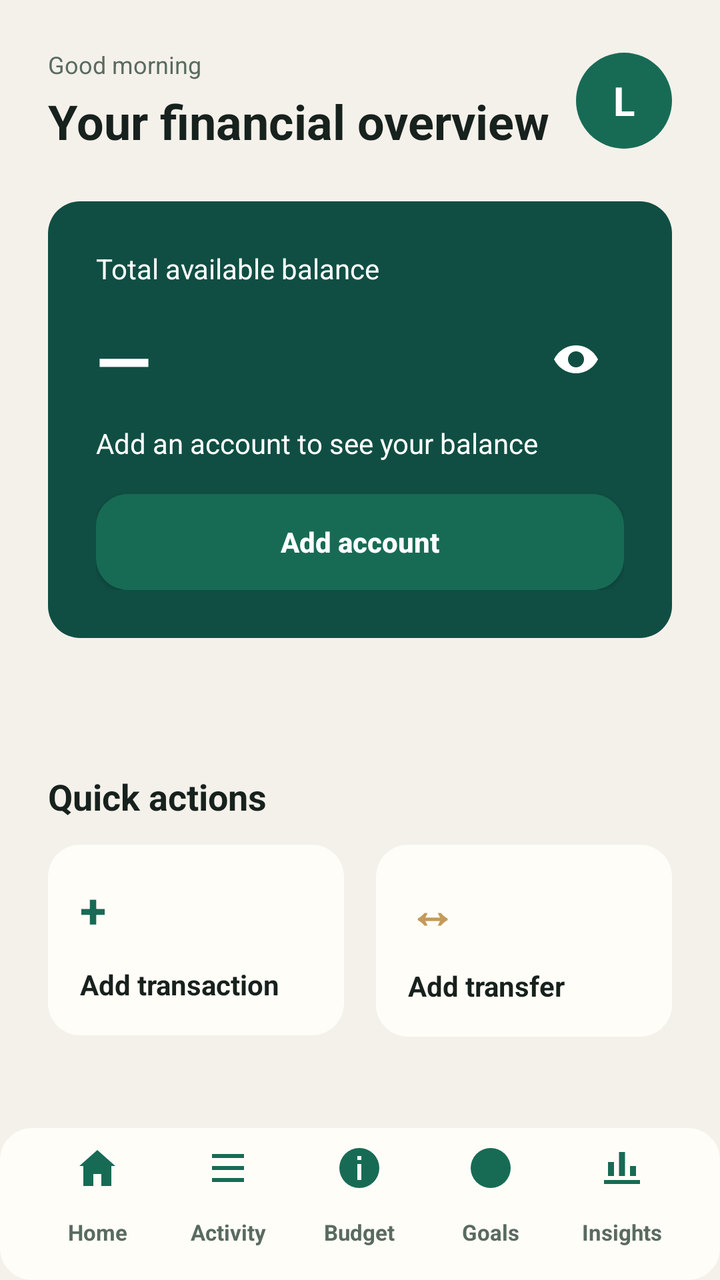
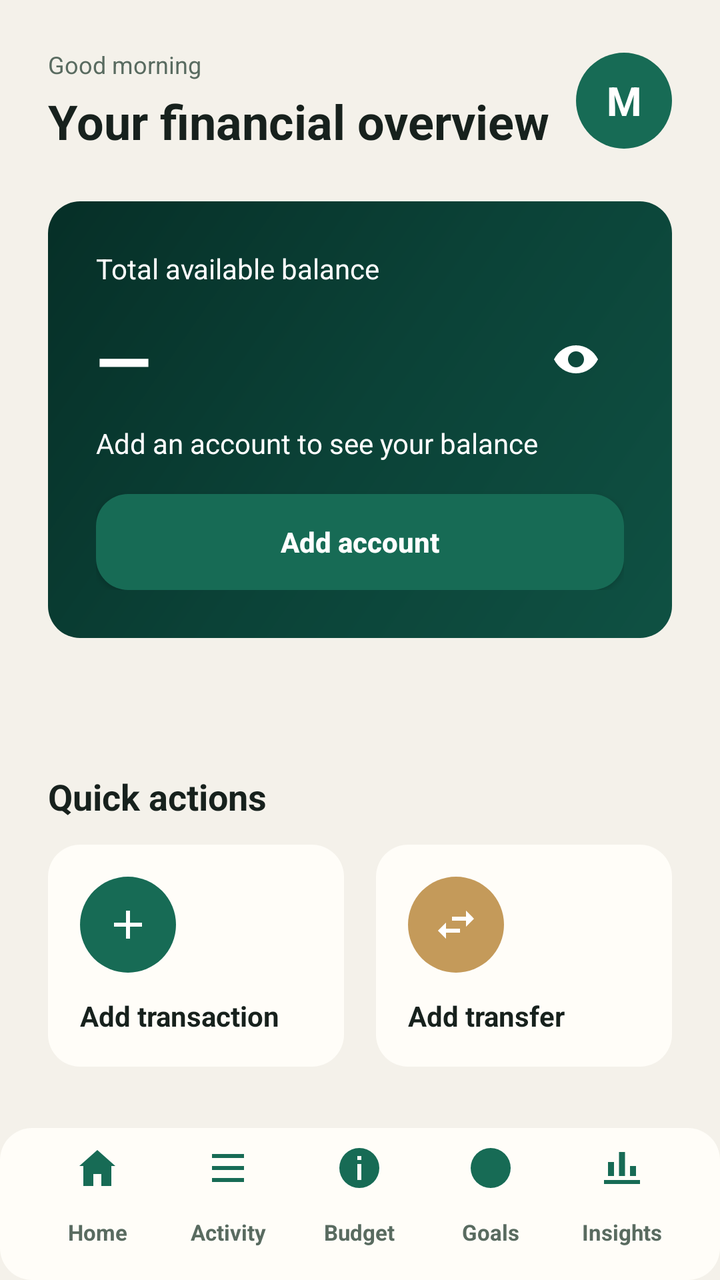

An Android layout rendered at two revisions. The XML below is the earlier revision; the diff shows what the commit changed to produce the second picture.
<!-- AndroidManifest.xml: application theme Theme.App -->
<!-- res/layout/activity_main.xml -->
<?xml version="1.0" encoding="utf-8"?>
<LinearLayout xmlns:android="http://schemas.android.com/apk/res/android" android:id="@+id/main_root" android:layout_width="match_parent" android:layout_height="match_parent" android:background="@color/lumen_background" android:fitsSystemWindows="true" android:orientation="vertical">
    <ScrollView android:layout_width="match_parent" android:layout_height="0dp" android:layout_weight="1" android:fillViewport="false" android:clipToPadding="false" android:scrollbars="none">
      <LinearLayout android:layout_width="match_parent" android:layout_height="wrap_content" android:orientation="vertical" android:gravity="center_horizontal" android:paddingBottom="@dimen/space_24">
       <LinearLayout android:layout_width="match_parent" android:layout_height="wrap_content" android:orientation="vertical">
    <LinearLayout android:layout_width="match_parent" android:layout_height="wrap_content" android:orientation="horizontal" android:gravity="center_vertical" android:paddingStart="@dimen/screen_h_padding" android:paddingEnd="@dimen/screen_h_padding" android:paddingTop="@dimen/space_24">
        <LinearLayout android:layout_width="0dp" android:layout_height="wrap_content" android:layout_weight="1" android:orientation="vertical">
            <TextView android:layout_width="wrap_content" android:layout_height="wrap_content" android:text="@string/greeting" android:textColor="@color/lumen_muted" android:textSize="@dimen/text_12" />
            <TextView android:id="@+id/greeting_title" android:layout_width="wrap_content" android:layout_height="wrap_content" android:layout_marginTop="@dimen/space_4" android:text="@string/overview" android:textColor="@color/lumen_ink" android:textSize="@dimen/text_24" android:textStyle="bold" />
        </LinearLayout>
        <TextView android:id="@+id/avatar" android:layout_width="48dp" android:layout_height="48dp" android:background="@drawable/avatar_background" android:contentDescription="@string/profile_title" android:gravity="center" android:text="L" android:textColor="@color/on_primary" android:textSize="@dimen/text_20" android:textStyle="bold" />
    </LinearLayout>
    <LinearLayout android:layout_width="match_parent" android:layout_height="wrap_content" android:layout_marginTop="@dimen/space_24" android:background="@drawable/balance_card_background" android:elevation="0dp" android:orientation="vertical" android:padding="@dimen/space_24" android:layout_marginStart="@dimen/screen_h_padding" android:layout_marginEnd="@dimen/screen_h_padding">
        <TextView android:layout_width="wrap_content" android:layout_height="wrap_content" android:text="@string/total_balance" android:textAllCaps="false" android:textColor="@color/on_balance" android:textSize="@dimen/text_14" />
        <LinearLayout android:layout_width="match_parent" android:layout_height="wrap_content" android:layout_marginTop="@dimen/space_12" android:gravity="center_vertical" android:orientation="horizontal">
            <TextView android:id="@+id/balance" android:layout_width="0dp" android:layout_height="wrap_content" android:layout_weight="1" android:text="—" android:textColor="@color/on_balance" android:textSize="@dimen/text_36" android:textStyle="bold" />
            <ImageButton android:id="@+id/toggle_balance" android:layout_width="48dp" android:layout_height="48dp" android:background="?android:attr/selectableItemBackgroundBorderless" android:contentDescription="@string/hide_balance" android:src="@drawable/ic_visibility" />
        </LinearLayout>
        <TextView android:id="@+id/balance_summary" android:layout_width="wrap_content" android:layout_height="wrap_content" android:layout_marginTop="@dimen/space_8" android:text="@string/empty_balance" android:textColor="@color/on_balance" android:textSize="@dimen/text_14" />
        <Button android:id="@+id/add_account_button" android:layout_width="match_parent" android:layout_height="@dimen/touch_target" android:layout_marginTop="@dimen/space_16" android:background="@drawable/primary_button_ripple" android:text="@string/add_account" android:textAllCaps="false" android:textColor="@color/on_primary" android:textSize="@dimen/text_14" android:textStyle="bold" />
    </LinearLayout>
    <TextView android:id="@+id/monthly_summary" android:layout_width="match_parent" android:layout_height="wrap_content" android:layout_marginStart="@dimen/screen_h_padding" android:layout_marginEnd="@dimen/screen_h_padding" android:layout_marginTop="@dimen/space_24" android:textColor="@color/lumen_ink" android:textSize="@dimen/text_14" />
    <LinearLayout android:layout_width="match_parent" android:layout_height="wrap_content" android:orientation="vertical" android:paddingStart="@dimen/screen_h_padding" android:paddingEnd="@dimen/screen_h_padding" android:layout_marginTop="@dimen/space_24">
            <LinearLayout android:layout_width="match_parent" android:layout_height="wrap_content" android:orientation="vertical">
                <TextView android:layout_width="wrap_content" android:layout_height="wrap_content" android:text="@string/quick_actions" android:textColor="@color/lumen_ink" android:textSize="@dimen/text_18" android:textStyle="bold" />
                <LinearLayout android:layout_width="match_parent" android:layout_height="wrap_content" android:layout_marginTop="@dimen/space_12" android:orientation="horizontal">
                    <LinearLayout android:id="@+id/add_transaction_button" android:layout_width="0dp" android:layout_height="wrap_content" android:layout_weight="1" android:layout_marginEnd="@dimen/space_8" android:background="@drawable/action_tile_ripple" android:elevation="0dp" android:orientation="vertical" android:padding="@dimen/space_16">
                        <TextView android:layout_width="wrap_content" android:layout_height="wrap_content" android:text="+" android:textColor="@color/lumen_accent" android:textSize="@dimen/text_24" android:textStyle="bold" />
                        <TextView android:layout_width="wrap_content" android:layout_height="wrap_content" android:layout_marginTop="@dimen/space_12" android:text="@string/add_transaction" android:textColor="@color/lumen_ink" android:textSize="@dimen/text_14" android:textStyle="bold" />
                    </LinearLayout>
                    <LinearLayout android:id="@+id/add_transfer_button" android:layout_width="0dp" android:layout_height="wrap_content" android:layout_weight="1" android:layout_marginStart="@dimen/space_8" android:background="@drawable/action_tile_ripple" android:elevation="0dp" android:orientation="vertical" android:padding="@dimen/space_16">
                        <TextView android:layout_width="wrap_content" android:layout_height="wrap_content" android:text="↔" android:textColor="@color/lumen_highlight" android:textSize="@dimen/text_24" android:textStyle="bold" />
                        <TextView android:layout_width="wrap_content" android:layout_height="wrap_content" android:layout_marginTop="@dimen/space_12" android:text="@string/add_transfer" android:textColor="@color/lumen_ink" android:textSize="@dimen/text_14" android:textStyle="bold" />
                    </LinearLayout>
                </LinearLayout>
                <LinearLayout android:layout_width="match_parent" android:layout_height="wrap_content" android:layout_marginTop="@dimen/space_32" android:orientation="horizontal" android:gravity="center_vertical">
                    <TextView android:layout_width="0dp" android:layout_height="wrap_content" android:layout_weight="1" android:text="@string/recent_activity" android:textColor="@color/lumen_ink" android:textSize="@dimen/text_18" android:textStyle="bold" />
                    <Button android:id="@+id/view_activity_button" android:layout_width="wrap_content" android:layout_height="@dimen/touch_target" android:background="@android:color/transparent" android:text="@string/see_all" android:textAllCaps="false" android:textColor="@color/lumen_accent" android:textSize="@dimen/text_14" android:textStyle="bold" />
                </LinearLayout>
                <TextView android:id="@+id/recent_empty" android:layout_width="match_parent" android:layout_height="wrap_content" android:layout_marginTop="@dimen/space_12" android:background="@drawable/action_tile_background" android:padding="@dimen/space_16" android:text="@string/recent_activity_empty" android:textColor="@color/lumen_muted" android:textSize="@dimen/text_14" />
                <LinearLayout android:id="@+id/recent_transactions" android:layout_width="match_parent" android:layout_height="wrap_content" android:layout_marginTop="@dimen/space_12" android:orientation="vertical" />
            </LinearLayout>
       </LinearLayout>
      </LinearLayout>
      </LinearLayout>
    </ScrollView>
    <include layout="@layout/view_bottom_navigation" />
</LinearLayout>
<!-- res/layout/view_bottom_navigation.xml (included above) -->
<?xml version="1.0" encoding="utf-8"?>
<LinearLayout xmlns:android="http://schemas.android.com/apk/res/android"
    android:id="@+id/bottom_navigation"
    android:layout_width="match_parent" android:layout_height="76dp"
    android:background="@drawable/balance_surface_background"
    android:elevation="0dp" android:gravity="center" android:orientation="horizontal"
    android:paddingStart="@dimen/space_16" android:paddingEnd="@dimen/space_16">
    <TextView android:id="@+id/nav_home" style="@style/BottomNavigationItem" android:drawableTop="@drawable/ic_nav_home" android:background="@drawable/nav_item_background" android:contentDescription="@string/nav_home_description" android:text="@string/home" />
    <TextView android:id="@+id/nav_activity" style="@style/BottomNavigationItem" android:drawableTop="@drawable/ic_nav_activity" android:background="@drawable/nav_item_background" android:contentDescription="@string/nav_activity_description" android:text="@string/activity" />
    <TextView android:id="@+id/nav_budget" style="@style/BottomNavigationItem" android:drawableTop="@drawable/ic_nav_budget" android:background="@drawable/nav_item_background" android:contentDescription="@string/nav_budget_description" android:text="@string/budget" />
    <TextView android:id="@+id/nav_goals" style="@style/BottomNavigationItem" android:drawableTop="@drawable/ic_nav_goals" android:background="@drawable/nav_item_background" android:contentDescription="@string/nav_goals_description" android:text="@string/goals" />
    <TextView android:id="@+id/nav_insights" style="@style/BottomNavigationItem" android:drawableTop="@drawable/ic_nav_insights" android:background="@drawable/nav_item_background" android:contentDescription="@string/nav_insights_description" android:text="@string/insights" />
</LinearLayout>
<!-- resources referenced by this layout -->
<resources>
  <color name="lumen_accent">#176B55</color>
  <color name="lumen_background">#F4F1EA</color>
  <color name="lumen_highlight">#C49A5A</color>
  <color name="lumen_ink">#17211D</color>
  <color name="lumen_muted">#596B60</color>
  <color name="on_balance">#FFFFFF</color>
  <color name="on_primary">#FFFFFF</color>
  <dimen name="screen_h_padding">24dp</dimen>
  <dimen name="space_12">12dp</dimen>
  <dimen name="space_16">16dp</dimen>
  <dimen name="space_24">24dp</dimen>
  <dimen name="space_32">32dp</dimen>
  <dimen name="space_4">4dp</dimen>
  <dimen name="space_8">8dp</dimen>
  <dimen name="text_12">12sp</dimen>
  <dimen name="text_14">14sp</dimen>
  <dimen name="text_18">18sp</dimen>
  <dimen name="text_20">20sp</dimen>
  <dimen name="text_24">24sp</dimen>
  <dimen name="text_36">36sp</dimen>
  <dimen name="touch_target">48dp</dimen>
  <!-- drawable balance_card_background (drawable) -->
  <?xml version="1.0" encoding="utf-8"?>
  <shape xmlns:android="http://schemas.android.com/apk/res/android" android:shape="rectangle">
      <solid android:color="@color/lumen_accent_deep" />
      <corners android:radius="@dimen/hero_radius" />
  </shape>
  <string name="activity">Activity</string>
  <string name="add_account">Add account</string>
  <string name="add_transaction">Add transaction</string>
  <string name="add_transfer">Add transfer</string>
  <string name="budget">Budget</string>
  <string name="empty_balance">Add an account to see your balance</string>
  <string name="goals">Goals</string>
  <string name="greeting">Good morning</string>
  <string name="hide_balance">Hide balance</string>
  <string name="home">Home</string>
  <string name="insights">Insights</string>
  <string name="nav_activity_description">Open activity</string>
  <string name="nav_budget_description">Open budget</string>
  <string name="nav_goals_description">Open goals</string>
  <string name="nav_home_description">Open dashboard</string>
  <string name="nav_insights_description">Open insights</string>
  <string name="overview">Your financial overview</string>
  <string name="profile_title">Profile</string>
  <string name="quick_actions">Quick actions</string>
  <string name="recent_activity">Recent activity</string>
  <string name="see_all">See all</string>
  <string name="total_balance">Total available balance</string>
  <color name="lumen_surface">#FFFDF8</color>
  <dimen name="card_radius">16dp</dimen>
  <color name="lumen_accent_deep">#104E43</color>
  <dimen name="hero_radius">@dimen/card_radius</dimen>
  <dimen name="control_radius">@dimen/card_radius</dimen>
  <!-- unchanged entries left out for length: 18 -->
</resources>

<!-- the commit's change to res/layout/activity_main.xml (unified diff, before → after) -->
@@ -8,7 +8,7 @@
             <TextView android:layout_width="wrap_content" android:layout_height="wrap_content" android:text="@string/greeting" android:textColor="@color/lumen_muted" android:textSize="@dimen/text_12" />
             <TextView android:id="@+id/greeting_title" android:layout_width="wrap_content" android:layout_height="wrap_content" android:layout_marginTop="@dimen/space_4" android:text="@string/overview" android:textColor="@color/lumen_ink" android:textSize="@dimen/text_24" android:textStyle="bold" />
         </LinearLayout>
-        <TextView android:id="@+id/avatar" android:layout_width="48dp" android:layout_height="48dp" android:background="@drawable/avatar_background" android:contentDescription="@string/profile_title" android:gravity="center" android:text="L" android:textColor="@color/on_primary" android:textSize="@dimen/text_20" android:textStyle="bold" />
+        <TextView android:id="@+id/avatar" android:layout_width="48dp" android:layout_height="48dp" android:background="@drawable/avatar_background" android:contentDescription="@string/profile_title" android:gravity="center" android:text="M" android:textColor="@color/on_primary" android:textSize="@dimen/text_20" android:textStyle="bold" />
     </LinearLayout>
     <LinearLayout android:layout_width="match_parent" android:layout_height="wrap_content" android:layout_marginTop="@dimen/space_24" android:background="@drawable/balance_card_background" android:elevation="0dp" android:orientation="vertical" android:padding="@dimen/space_24" android:layout_marginStart="@dimen/screen_h_padding" android:layout_marginEnd="@dimen/screen_h_padding">
         <TextView android:layout_width="wrap_content" android:layout_height="wrap_content" android:text="@string/total_balance" android:textAllCaps="false" android:textColor="@color/on_balance" android:textSize="@dimen/text_14" />
@@ -25,11 +25,11 @@
                 <TextView android:layout_width="wrap_content" android:layout_height="wrap_content" android:text="@string/quick_actions" android:textColor="@color/lumen_ink" android:textSize="@dimen/text_18" android:textStyle="bold" />
                 <LinearLayout android:layout_width="match_parent" android:layout_height="wrap_content" android:layout_marginTop="@dimen/space_12" android:orientation="horizontal">
                     <LinearLayout android:id="@+id/add_transaction_button" android:layout_width="0dp" android:layout_height="wrap_content" android:layout_weight="1" android:layout_marginEnd="@dimen/space_8" android:background="@drawable/action_tile_ripple" android:elevation="0dp" android:orientation="vertical" android:padding="@dimen/space_16">
-                        <TextView android:layout_width="wrap_content" android:layout_height="wrap_content" android:text="+" android:textColor="@color/lumen_accent" android:textSize="@dimen/text_24" android:textStyle="bold" />
+                        <ImageView android:layout_width="48dp" android:layout_height="48dp" android:background="@drawable/icon_badge_accent" android:padding="@dimen/space_12" android:src="@drawable/ic_add" android:contentDescription="@null" />
                         <TextView android:layout_width="wrap_content" android:layout_height="wrap_content" android:layout_marginTop="@dimen/space_12" android:text="@string/add_transaction" android:textColor="@color/lumen_ink" android:textSize="@dimen/text_14" android:textStyle="bold" />
                     </LinearLayout>
                     <LinearLayout android:id="@+id/add_transfer_button" android:layout_width="0dp" android:layout_height="wrap_content" android:layout_weight="1" android:layout_marginStart="@dimen/space_8" android:background="@drawable/action_tile_ripple" android:elevation="0dp" android:orientation="vertical" android:padding="@dimen/space_16">
-                        <TextView android:layout_width="wrap_content" android:layout_height="wrap_content" android:text="↔" android:textColor="@color/lumen_highlight" android:textSize="@dimen/text_24" android:textStyle="bold" />
+                        <ImageView android:layout_width="48dp" android:layout_height="48dp" android:background="@drawable/icon_badge_highlight" android:padding="@dimen/space_12" android:src="@drawable/ic_swap" android:contentDescription="@null" />
                         <TextView android:layout_width="wrap_content" android:layout_height="wrap_content" android:layout_marginTop="@dimen/space_12" android:text="@string/add_transfer" android:textColor="@color/lumen_ink" android:textSize="@dimen/text_14" android:textStyle="bold" />
                     </LinearLayout>
                 </LinearLayout>
<!-- resource entries referenced after the edit -->
@@ -24,8 +24,45 @@
   <!-- drawable balance_card_background (drawable) -->
   <?xml version="1.0" encoding="utf-8"?>
   <shape xmlns:android="http://schemas.android.com/apk/res/android" android:shape="rectangle">
-      <solid android:color="@color/lumen_accent_deep" />
+      <gradient
+          android:type="linear"
+          android:angle="135"
+          android:startColor="#0F5143"
+          android:centerColor="#0B4237"
+          android:endColor="#062F27" />
       <corners android:radius="@dimen/hero_radius" />
+  </shape>
+  <!-- drawable ic_add (drawable) -->
+  <?xml version="1.0" encoding="utf-8"?>
+  <vector xmlns:android="http://schemas.android.com/apk/res/android"
+      android:width="24dp"
+      android:height="24dp"
+      android:viewportWidth="24"
+      android:viewportHeight="24">
+      <path
+          android:fillColor="@color/on_primary"
+          android:pathData="M19,13h-6v6h-2v-6H5v-2h6V5h2v6h6v2z" />
+  </vector>
+  <!-- drawable ic_swap (drawable) -->
+  <?xml version="1.0" encoding="utf-8"?>
+  <vector xmlns:android="http://schemas.android.com/apk/res/android"
+      android:width="24dp"
+      android:height="24dp"
+      android:viewportWidth="24"
+      android:viewportHeight="24">
+      <path
+          android:fillColor="@color/on_primary"
+          android:pathData="M6.99,11L3,15l3.99,4v-3H14v-2H6.99v-3zM21,9l-3.99,-4v3H10v2h7.01v3L21,9z" />
+  </vector>
+  <!-- drawable icon_badge_accent (drawable) -->
+  <?xml version="1.0" encoding="utf-8"?>
+  <shape xmlns:android="http://schemas.android.com/apk/res/android" android:shape="oval">
+      <solid android:color="@color/lumen_accent" />
+  </shape>
+  <!-- drawable icon_badge_highlight (drawable) -->
+  <?xml version="1.0" encoding="utf-8"?>
+  <shape xmlns:android="http://schemas.android.com/apk/res/android" android:shape="oval">
+      <solid android:color="@color/lumen_highlight" />
   </shape>
   <string name="activity">Activity</string>
   <string name="add_account">Add account</string>
@@ -51,7 +88,6 @@
   <string name="total_balance">Total available balance</string>
   <color name="lumen_surface">#FFFDF8</color>
   <dimen name="card_radius">16dp</dimen>
-  <color name="lumen_accent_deep">#104E43</color>
   <dimen name="hero_radius">@dimen/card_radius</dimen>
   <dimen name="control_radius">@dimen/card_radius</dimen>
   <!-- unchanged entries left out for length: 18 -->
